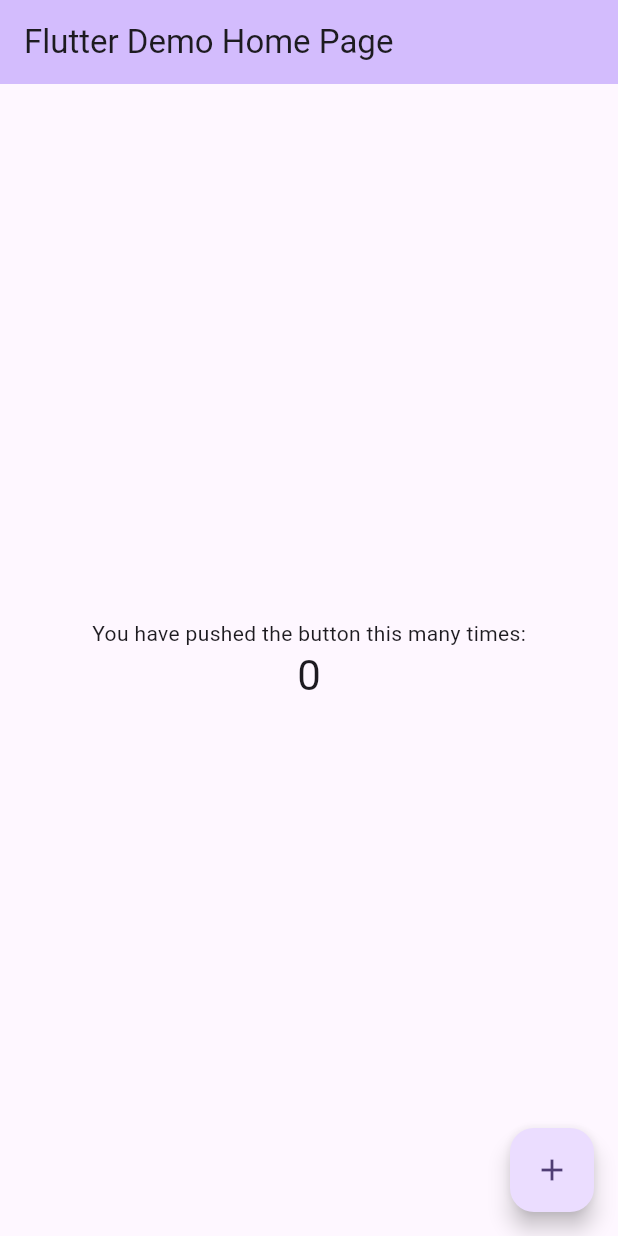
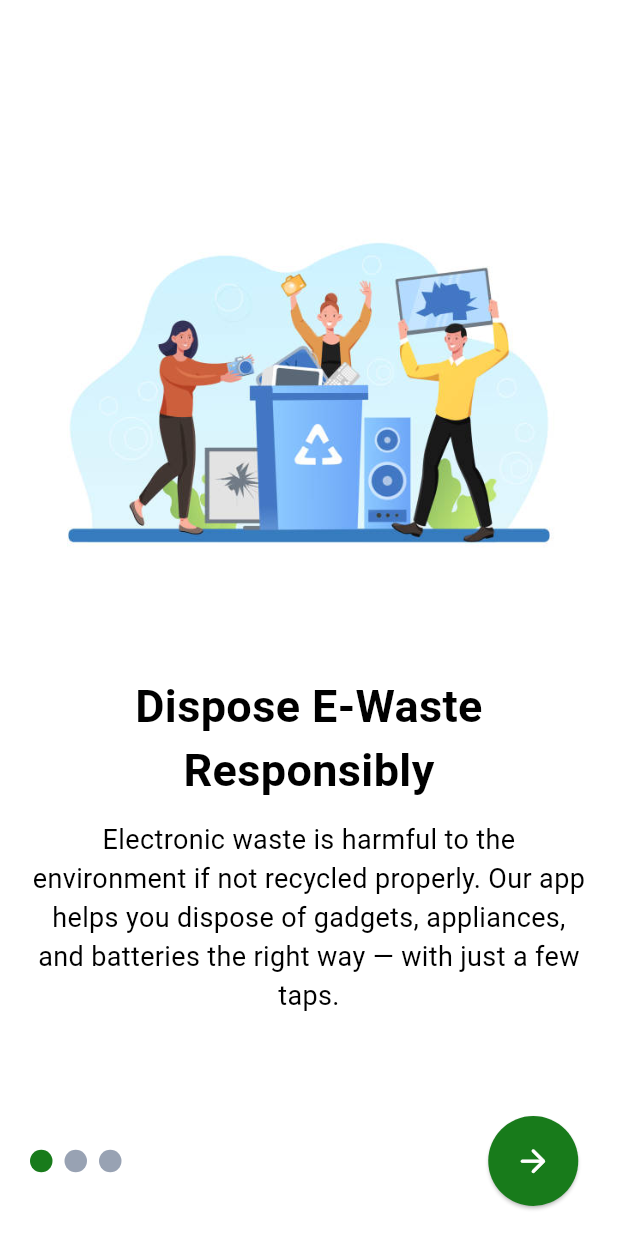
Before and after one commit to zhenwaikok/green_cycle, a Flutter app: the screen it shows after launch, on a phone screen of 412 x 824 dp. Run offline on Flutter 3.47's test engine with Material 3 defaults, Android fonts, the phone set to English and light mode, and no system bars.

Commit message:
add onboarding screen

```diff
--- /dev/null
+++ b/lib/constant/color_manager.dart
@@ -0,0 +1,9 @@
+import 'package:flutter/material.dart';
+
+class ColorManager {
+  static const primary = Color(0xFF187B1B);
+  static const blackColor = Color(0xFF000000);
+  static const whiteColor = Color(0xFFFFFFFF);
+  static const greyColor = Color(0xFF98A2B3);
+  static const redColor = Color(0xFFFF0000);
+}
--- /dev/null
+++ b/lib/constant/font_manager.dart
@@ -0,0 +1,9 @@
+import 'package:flutter/material.dart';
+
+class FontWeightManager {
+  static const FontWeight light = FontWeight.w300;
+  static const FontWeight regular = FontWeight.w400;
+  static const FontWeight medium = FontWeight.w500;
+  static const FontWeight semiBold = FontWeight.w600;
+  static const FontWeight bold = FontWeight.w700;
+}
--- /dev/null
+++ b/lib/constant/images_manager.dart
@@ -0,0 +1,5 @@
+class Images {
+  static const onboarding1 = 'assets/images/onboarding1.jpg';
+  static const onboarding2 = 'assets/images/onboarding2.png';
+  static const onboarding3 = 'assets/images/onboarding3.jpg';
+}
--- a/lib/main.dart
+++ b/lib/main.dart
@@ -1,4 +1,6 @@
 import 'package:flutter/material.dart';
+import 'package:green_cycle_fyp/constant/color_manager.dart';
+import 'package:green_cycle_fyp/view/onboarding_screen.dart';
 
 void main() {
   runApp(const MyApp());
@@ -7,46 +9,18 @@ void main() {
 class MyApp extends StatelessWidget {
   const MyApp({super.key});
 
-  // This widget is the root of your application.
   @override
   Widget build(BuildContext context) {
     return MaterialApp(
-      title: 'Flutter Demo',
-      theme: ThemeData(
-        // This is the theme of your application.
-        //
-        // TRY THIS: Try running your application with "flutter run". You'll see
-        // the application has a purple toolbar. Then, without quitting the app,
-        // try changing the seedColor in the colorScheme below to Colors.green
-        // and then invoke "hot reload" (save your changes or press the "hot
-        // reload" button in a Flutter-supported IDE, or press "r" if you used
-        // the command line to start the app).
-        //
-        // Notice that the counter didn't reset back to zero; the application
-        // state is not lost during the reload. To reset the state, use hot
-        // restart instead.
-        //
-        // This works for code too, not just values: Most code changes can be
-        // tested with just a hot reload.
-        colorScheme: ColorScheme.fromSeed(seedColor: Colors.deepPurple),
-      ),
-      home: const MyHomePage(title: 'Flutter Demo Home Page'),
+      title: 'Green Cycle',
+      theme: ThemeData(scaffoldBackgroundColor: ColorManager.whiteColor),
+      home: OnboardingScreen(),
     );
   }
 }
 
 class MyHomePage extends StatefulWidget {
   const MyHomePage({super.key, required this.title});
-
-  // This widget is the home page of your application. It is stateful, meaning
-  // that it has a State object (defined below) that contains fields that affect
-  // how it looks.
-
-  // This class is the configuration for the state. It holds the values (in this
-  // case the title) provided by the parent (in this case the App widget) and
-  // used by the build method of the State. Fields in a Widget subclass are
-  // always marked "final".
-
   final String title;
 
   @override
@@ -58,50 +32,19 @@ class _MyHomePageState extends State<MyHomePage> {
 
   void _incrementCounter() {
     setState(() {
-      // This call to setState tells the Flutter framework that something has
-      // changed in this State, which causes it to rerun the build method below
-      // so that the display can reflect the updated values. If we changed
-      // _counter without calling setState(), then the build method would not be
-      // called again, and so nothing would appear to happen.
       _counter++;
     });
   }
 
   @override
   Widget build(BuildContext context) {
-    // This method is rerun every time setState is called, for instance as done
-    // by the _incrementCounter method above.
-    //
-    // The Flutter framework has been optimized to make rerunning build methods
-    // fast, so that you can just rebuild anything that needs updating rather
-    // than having to individually change instances of widgets.
     return Scaffold(
       appBar: AppBar(
-        // TRY THIS: Try changing the color here to a specific color (to
-        // Colors.amber, perhaps?) and trigger a hot reload to see the AppBar
-        // change color while the other colors stay the same.
         backgroundColor: Theme.of(context).colorScheme.inversePrimary,
-        // Here we take the value from the MyHomePage object that was created by
-        // the App.build method, and use it to set our appbar title.
         title: Text(widget.title),
       ),
       body: Center(
-        // Center is a layout widget. It takes a single child and positions it
-        // in the middle of the parent.
         child: Column(
-          // Column is also a layout widget. It takes a list of children and
-          // arranges them vertically. By default, it sizes itself to fit its
-          // children horizontally, and tries to be as tall as its parent.
-          //
-          // Column has various properties to control how it sizes itself and
-          // how it positions its children. Here we use mainAxisAlignment to
-          // center the children vertically; the main axis here is the vertical
-          // axis because Columns are vertical (the cross axis would be
-          // horizontal).
-          //
-          // TRY THIS: Invoke "debug painting" (choose the "Toggle Debug Paint"
-          // action in the IDE, or press "p" in the console), to see the
-          // wireframe for each widget.
           mainAxisAlignment: MainAxisAlignment.center,
           children: <Widget>[
             const Text('You have pushed the button this many times:'),
@@ -116,7 +59,7 @@ class _MyHomePageState extends State<MyHomePage> {
         onPressed: _incrementCounter,
         tooltip: 'Increment',
         child: const Icon(Icons.add),
-      ), // This trailing comma makes auto-formatting nicer for build methods.
+      ),
     );
   }
 }
--- /dev/null
+++ b/lib/view/onboarding_screen.dart
@@ -0,0 +1,250 @@
+import 'package:flutter/material.dart';
+import 'package:green_cycle_fyp/constant/color_manager.dart';
+import 'package:green_cycle_fyp/constant/font_manager.dart';
+import 'package:green_cycle_fyp/constant/images_manager.dart';
+import 'package:green_cycle_fyp/widget/dot_indicator.dart';
+
+class OnBoard {
+  final String image, title, description;
+
+  OnBoard({
+    required this.image,
+    required this.title,
+    required this.description,
+  });
+}
+
+class OnboardingScreen extends StatefulWidget {
+  const OnboardingScreen({super.key});
+
+  @override
+  State<OnboardingScreen> createState() => _OnboardingScreenState();
+}
+
+class _OnboardingScreenState extends State<OnboardingScreen> {
+  final List<OnBoard> onboardData = [
+    OnBoard(
+      image: Images.onboarding1,
+      title: 'Dispose E-Waste Responsibly',
+      description:
+          'Electronic waste is harmful to the environment if not recycled properly. Our app helps you dispose of gadgets, appliances, and batteries the right way — with just a few taps.',
+    ),
+    OnBoard(
+      image: Images.onboarding2,
+      title: 'Simple, Seamless, Sustainable',
+      description:
+          'Book a pickup, track your collector in real-time, and let us do the rest. Whether you are a user or a collector, we make e-waste recycling easy and efficient.',
+    ),
+    OnBoard(
+      image: Images.onboarding3,
+      title: 'You Make a Difference',
+      description:
+          'Every pickup reduces toxic waste and protects our planet. Join us in building a cleaner, greener future!',
+    ),
+  ];
+
+  late PageController _pageController;
+  int currentIndex = 0;
+
+  @override
+  void initState() {
+    _pageController = PageController(initialPage: 0);
+    super.initState();
+  }
+
+  @override
+  void dispose() {
+    _pageController.dispose();
+    super.dispose();
+  }
+
+  @override
+  Widget build(BuildContext context) {
+    return Scaffold(
+      body: SafeArea(
+        child: Padding(
+          padding: _Styles.screenPadding,
+          child: Column(
+            children: [
+              Expanded(
+                child: PageView.builder(
+                  itemCount: onboardData.length,
+                  onPageChanged: (index) {
+                    setState(() {
+                      currentIndex = index;
+                    });
+                  },
+                  controller: _pageController,
+                  itemBuilder: (context, index) => getOnboardContent(
+                    image: onboardData[index].image,
+                    title: onboardData[index].title,
+                    description: onboardData[index].description,
+                  ),
+                ),
+              ),
+              Row(
+                mainAxisAlignment: MainAxisAlignment.spaceBetween,
+                children: [
+                  getDotIndicator(),
+                  currentIndex == onboardData.length - 1
+                      ? getBottomStarButton()
+                      : getBottomNextButton(),
+                ],
+              ),
+            ],
+          ),
+        ),
+      ),
+    );
+  }
+}
+
+// * ---------------------------- Actions ----------------------------
+extension _Actions on _OnboardingScreenState {
+  void onNextButtonPressed() {
+    _pageController.nextPage(
+      duration: Duration(milliseconds: _Styles.animatedDuration),
+      curve: Curves.ease,
+    );
+  }
+}
+
+// * ------------------------ WidgetFactories ------------------------
+extension _WidgetFactories on _OnboardingScreenState {
+  Widget getOnboardContent({
+    required String image,
+    required String title,
+    required String description,
+  }) {
+    return Column(
+      children: [
+        Spacer(),
+        getOnboardImage(image: image),
+        SizedBox(height: 12),
+        getOnboardMessage(title: title, description: description),
+        Spacer(),
+      ],
+    );
+  }
+
+  Widget getOnboardImage({required String image}) {
+    return Image.asset(
+      image,
+      width: _Styles.onboardImageSize,
+      height: _Styles.onboardImageSize,
+    );
+  }
+
+  Widget getOnboardMessage({
+    required String title,
+    required String description,
+  }) {
+    return Column(
+      children: [
+        Text(title, style: _Styles.titleTextStyle, textAlign: TextAlign.center),
+
+        SizedBox(height: 12),
+
+        Text(
+          description,
+          style: _Styles.descriptionTextStyle,
+          textAlign: TextAlign.center,
+        ),
+      ],
+    );
+  }
+
+  Widget getBottomNextButton() {
+    return SizedBox(
+      height: _Styles.bottomNextButtonSize,
+      child: ElevatedButton(
+        onPressed: () {
+          onNextButtonPressed();
+        },
+        style: ElevatedButton.styleFrom(
+          shape: CircleBorder(),
+          backgroundColor: ColorManager.primary,
+        ),
+        child: Icon(
+          Icons.arrow_forward_rounded,
+          color: ColorManager.whiteColor,
+          size: _Styles.iconSize,
+        ),
+      ),
+    );
+  }
+
+  Widget getBottomStarButton() {
+    return SizedBox(
+      height: _Styles.bottomStartButtonHeight,
+      width: _Styles.bottomStartButtonWidth,
+      child: ElevatedButton(
+        onPressed: () {
+          //TODO: navigate to login screen
+        },
+        style: ElevatedButton.styleFrom(
+          shape: RoundedRectangleBorder(
+            borderRadius: BorderRadiusGeometry.circular(_Styles.borderRadius),
+          ),
+          backgroundColor: ColorManager.primary,
+        ),
+        child: Text(
+          'Get Started',
+          textAlign: TextAlign.center,
+          style: _Styles.getStartedTextStyle,
+        ),
+      ),
+    );
+  }
+
+  Widget getDotIndicator() {
+    return Row(
+      mainAxisAlignment: MainAxisAlignment.center,
+      crossAxisAlignment: CrossAxisAlignment.center,
+      children: List.generate(
+        onboardData.length,
+        (index) => Padding(
+          padding: const EdgeInsets.only(right: _Styles.indicatorRightPadding),
+          child: DotIndicator(isActive: index == currentIndex),
+        ),
+      ),
+    );
+  }
+}
+
+// * ----------------------------- Styles -----------------------------
+class _Styles {
+  _Styles._();
+
+  static const onboardImageSize = 350.0;
+  static const bottomNextButtonSize = 60.0;
+  static const bottomStartButtonHeight = 40.0;
+  static const bottomStartButtonWidth = 130.0;
+  static const iconSize = 25.0;
+  static const borderRadius = 5.0;
+  static const animatedDuration = 300;
+  static const indicatorRightPadding = 8.0;
+
+  static const titleTextStyle = TextStyle(
+    fontSize: 30,
+    fontWeight: FontWeightManager.bold,
+    color: ColorManager.blackColor,
+  );
+
+  static const descriptionTextStyle = TextStyle(
+    fontSize: 18,
+    fontWeight: FontWeightManager.regular,
+    color: ColorManager.blackColor,
+  );
+
+  static const getStartedTextStyle = TextStyle(
+    fontSize: 15,
+    fontWeight: FontWeightManager.medium,
+    color: ColorManager.whiteColor,
+  );
+
+  static const screenPadding = EdgeInsets.symmetric(
+    horizontal: 20,
+    vertical: 20,
+  );
+}
--- /dev/null
+++ b/lib/widget/dot_indicator.dart
@@ -0,0 +1,30 @@
+import 'package:flutter/material.dart';
+import 'package:green_cycle_fyp/constant/color_manager.dart';
+
+class DotIndicator extends StatelessWidget {
+  const DotIndicator({super.key, this.isActive = false});
+
+  final bool isActive;
+
+  @override
+  Widget build(BuildContext context) {
+    return AnimatedContainer(
+      duration: Duration(milliseconds: _Styles.animatedDuration),
+      height: _Styles.dotIndicatorSize,
+      width: _Styles.dotIndicatorSize,
+      decoration: BoxDecoration(
+        color: isActive ? ColorManager.primary : ColorManager.greyColor,
+        borderRadius: BorderRadius.all(Radius.circular(_Styles.borderRadius)),
+      ),
+    );
+  }
+}
+
+// * ----------------------------- Styles -----------------------------
+class _Styles {
+  _Styles._();
+
+  static const dotIndicatorSize = 15.0;
+  static const borderRadius = 12.0;
+  static const animatedDuration = 300;
+}
--- a/pubspec.yaml
+++ b/pubspec.yaml
@@ -58,8 +58,8 @@ flutter:
   uses-material-design: true
 
   # To add assets to your application, add an assets section, like this:
-  # assets:
-  #   - images/a_dot_burr.jpeg
+  assets:
+   - assets/images/
   #   - images/a_dot_ham.jpeg
 
   # An image asset can refer to one or more resolution-specific "variants", see
```
Also changed, not shown: assets/images/onboarding1.jpg (added), assets/images/onboarding2.png (added), assets/images/onboarding3.jpg (added).
